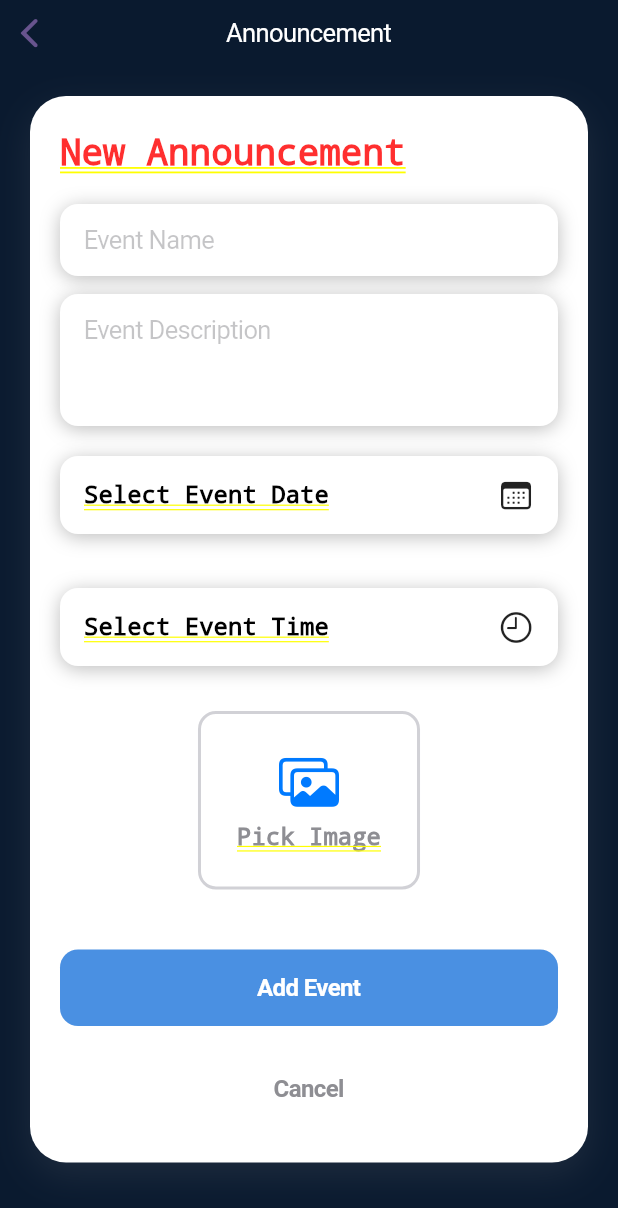
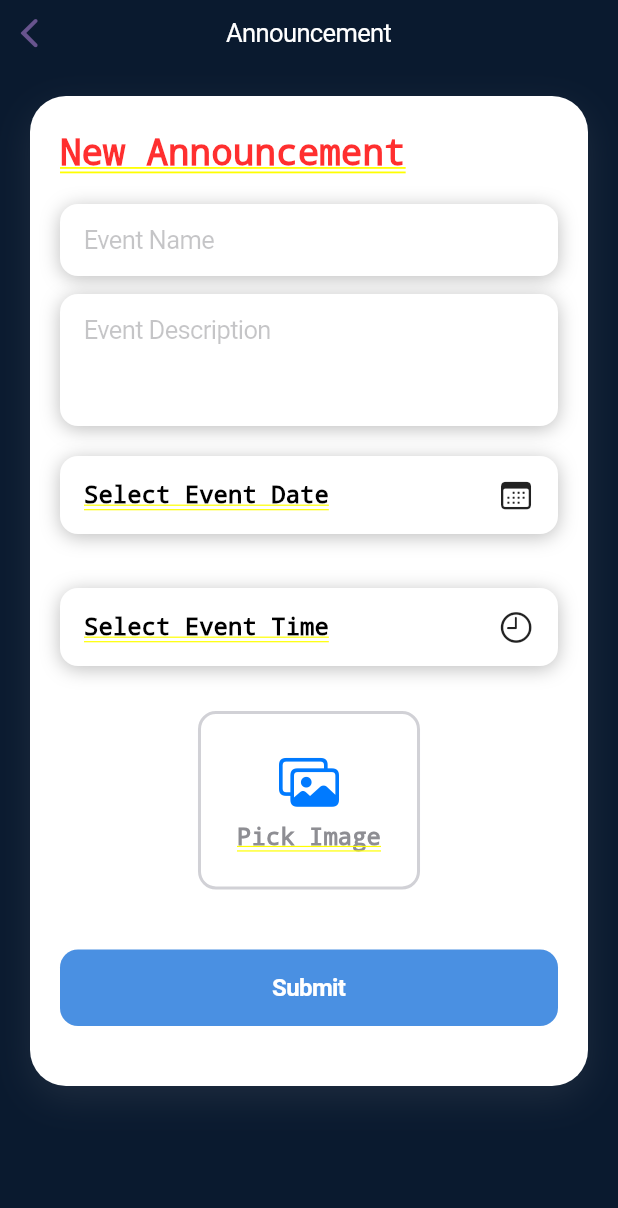
Before and after one commit to aaize/amcvisitor, a Flutter app: the AddEventScreen screen opened directly, on a phone screen of 412 x 824 dp. Shown: the top 1208 px of the screen. Run offline on Flutter 3.47's test engine with Material 3 defaults, Android fonts, the light colour scheme and no system bars; our stand-ins replace cloud_firestore, dropdown_button2, firebase_auth, firebase_core, firebase_storage, fluttertoast and 7 more; missing offline and left inert: face_camera; accounts and stored records are empty.

Commit message:
updated faculty home

```diff
--- a/lib/screens/faculty/about.dart
+++ b/lib/screens/faculty/about.dart
@@ -85,14 +85,14 @@ class _AnimatedCollegeInfoState extends State<AnimatedCollegeInfo>
             child: ScaleTransition(
               scale: _scaleAnimation,
               child: Padding(
-                padding: const EdgeInsets.symmetric(horizontal: 16.0, vertical: 12),
+                padding: const EdgeInsets.symmetric(horizontal: 16.0, vertical: 10),
                 child: Container(
                   decoration: BoxDecoration(
                     gradient: LinearGradient(
                       begin: Alignment.topLeft,
                       end: Alignment.bottomRight,
                       colors: [
-                        Colors.blueGrey[900]!.withOpacity(0.9),
+                        Color(0xFF0A1A2F),
                         Colors.blueGrey[800]!.withOpacity(0.8),
                       ],
                     ),
--- a/lib/screens/faculty/add_event_screen.dart
+++ b/lib/screens/faculty/add_event_screen.dart
@@ -8,6 +8,8 @@ import 'package:google_fonts/google_fonts.dart';
 import 'package:cloud_firestore/cloud_firestore.dart';
 import 'package:image_picker/image_picker.dart';
 import 'package:supabase_flutter/supabase_flutter.dart';
+import 'package:visimgnt/screens/faculty/faculty_home.dart';
+import 'package:visimgnt/screens/faculty/faculty_navbar.dart';
 
 class AddEventScreen extends StatefulWidget {
   const AddEventScreen({super.key});
@@ -581,7 +583,7 @@ class _AddEventScreenState extends State<AddEventScreen>
                             ? const CupertinoActivityIndicator(
                             color: CupertinoColors.white)
                             : const Text(
-                          'Add Event',
+                          'Submit',
                           style: TextStyle(
                             color: CupertinoColors.white,
                             fontSize: 16,
@@ -593,23 +595,7 @@ class _AddEventScreenState extends State<AddEventScreen>
                     const SizedBox(height: 16),
 
                     // Cancel Button
-                    SizedBox(
-                      width: double.infinity,
-                      child: CupertinoButton(
-                        borderRadius: BorderRadius.circular(12),
-                        padding: const EdgeInsets.symmetric(vertical: 16),
-                        color: CupertinoColors.white,
-                        onPressed: () => Navigator.pop(context),
-                        child: const Text(
-                          'Cancel',
-                          style: TextStyle(
-                            color: CupertinoColors.systemGrey,
-                            fontSize: 16,
-                            fontWeight: FontWeight.w600,
-                          ),
-                        ),
-                      ),
-                    ),
+
                   ],
                 ),
               ),
```
Also changed, not shown: lib/screens/faculty/faculty_home.dart (+66 -24 lines), pubspec.yaml (+13 -0 lines), assets/icon.png (added), pubspec.lock, 1 other file.
